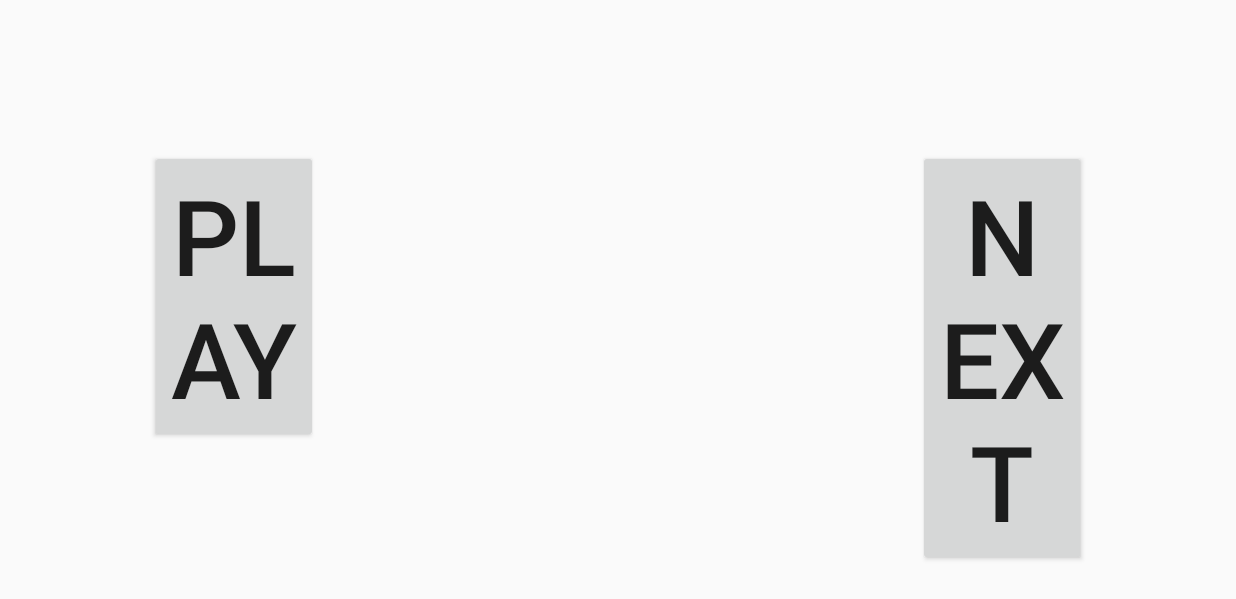
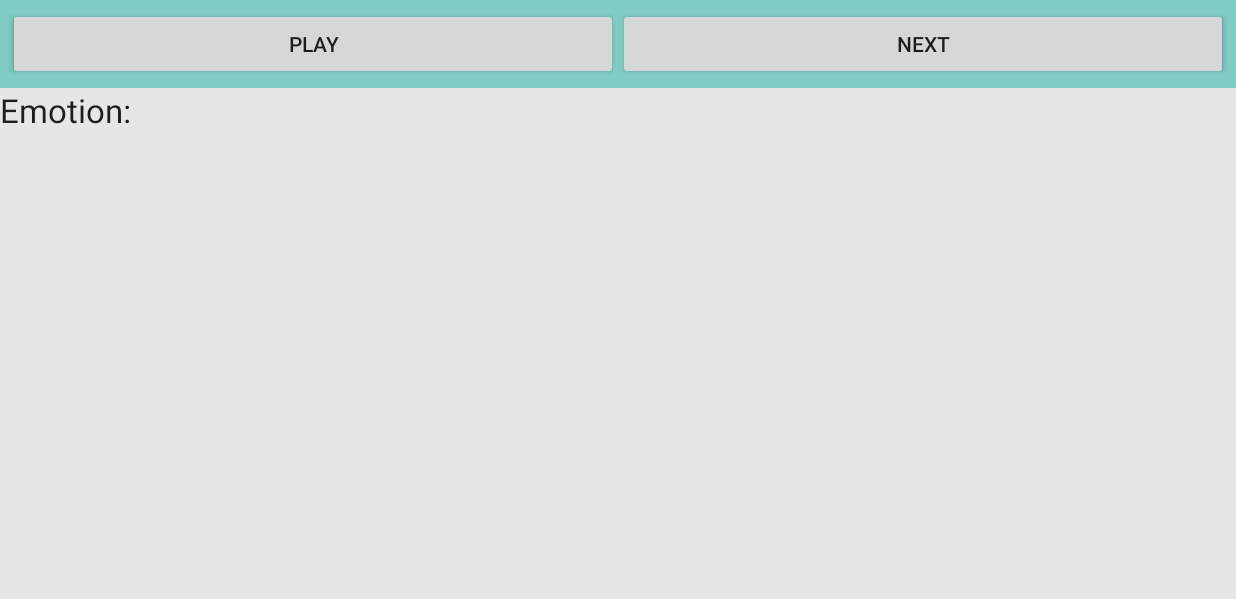
Before and after one commit to wiccy46/EmoSoundRatingControl, an Android app: the Test screen opened directly, with no data from a screen before it, on a phone screen of 824 x 412 dp (held sideways). Shown: the top 599 px of the screen. Run offline under Robolectric (Android 15) with nearby library versions, the phone set to English and light mode, and no system bars.

Commit message:
Added middleSection, given IDs to the two layouts

```diff
--- a/app/src/main/res/layout/test.xml
+++ b/app/src/main/res/layout/test.xml
@@ -3,13 +3,15 @@
     android:layout_width="match_parent"
     android:layout_height="match_parent"
     android:weightSum="1"
-    android:orientation="horizontal">
+    android:orientation="vertical">
 
     <LinearLayout
         android:orientation="horizontal"
         android:layout_width="fill_parent"
         android:layout_height="wrap_content"
-        android:layout_marginTop="100dp">
+        android:padding="5dp"
+        android:background="@color/accent_material_dark"
+        android:id="@+id/topSection">
 
         <Button
             android:layout_width="fill_parent"
@@ -17,19 +19,28 @@
             android:id="@+id/playButton"
             android:singleLine="false"
             android:text="@string/playSound"
-            android:textSize="70dp"
-            android:layout_weight="1"
-            android:layout_marginRight="200dp"
-            android:layout_marginLeft="100dp" />
+            android:layout_weight="1" />
 
         <Button
             android:layout_width="fill_parent"
             android:layout_height="wrap_content"
             android:text="@string/nextSound"
             android:id="@+id/button"
-            android:textSize="70dp"
-            android:layout_weight="1"
-            android:layout_marginLeft="200dp"
-            android:layout_marginRight="100dp" />
+            android:layout_weight="1" />
+    </LinearLayout>
+
+    <LinearLayout
+        android:orientation="vertical"
+        android:layout_width="fill_parent"
+        android:layout_height="fill_parent"
+        android:background="@color/design_fab_shadow_mid_color"
+        android:id="@+id/middleSection">
+
+        <TextView
+            android:layout_width="fill_parent"
+            android:layout_height="fill_parent"
+            android:textAppearance="?android:attr/textAppearanceLarge"
+            android:id="@+id/textView2"
+            android:text="@string/emotion" />
     </LinearLayout>
 </LinearLayout>
--- a/app/src/main/res/values/strings.xml
+++ b/app/src/main/res/values/strings.xml
@@ -6,4 +6,5 @@
     <string name="startTest">Begin</string>
     <string name="nextSound">Next</string>
     <string name="playSound">Play</string>
+    <string name="emotion">Emotion:</string>
 </resources>
```
